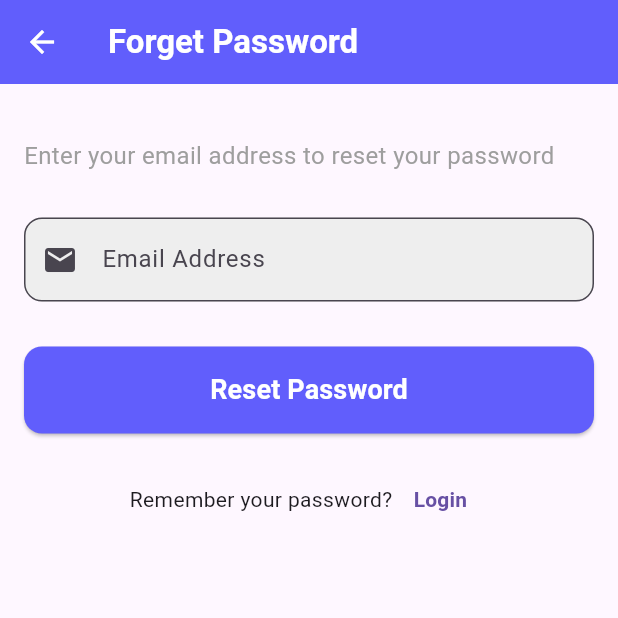
After one commit to shohan-dev/Final-Project-Product-Detect, a Flutter app: the screen it shows after launch, after a tap on "Forgot Password?", on a phone screen of 412 x 824 dp, the top half of it. The commit adds this screen. Run offline on Flutter 3.47's test engine with Material 3 defaults, Android fonts, the light colour scheme and no system bars; our stand-ins replace avatar_glow, cached_network_image, carousel_slider, cloud_firestore, dots_indicator, firebase_auth and 8 more; missing offline and left inert: google_ml_kit; accounts and stored records are empty.

Commit message:
Update Similar Image

```diff
--- a/lib/models/similar/widgets/send_image_button.dart
+++ b/lib/models/similar/widgets/send_image_button.dart
@@ -15,14 +15,14 @@ class SendImageButton extends StatelessWidget {
     return selectedImageBytes != null
         ? ElevatedButton(
             onPressed: onSendImage,
-            child: Text(
+            child:  Text(
               'Send Image',
               style: TextStyle(fontSize: 16, color: Colors.white),
             ),
             style: ElevatedButton.styleFrom(
-              backgroundColor: Color(0xFF615EFC),
+              backgroundColor: const Color(0xFF615EFC),
             ),
           )
-        : SizedBox.shrink();
+        : const SizedBox.shrink();
   }
 }
--- /dev/null
+++ b/lib/ui/forgetPassword.dart
@@ -0,0 +1,164 @@
+import 'package:cloud_firestore/cloud_firestore.dart';
+import 'package:firebase_auth/firebase_auth.dart';
+import 'package:flutter/cupertino.dart';
+import 'package:flutter/material.dart';
+import 'package:smart_shop/ui/AppColors.dart';
+
+class ForgetPassword extends StatefulWidget {
+  const ForgetPassword({super.key});
+
+  @override
+  _ForgetPasswordState createState() => _ForgetPasswordState();
+}
+
+class _ForgetPasswordState extends State<ForgetPassword> {
+  final TextEditingController _emailController = TextEditingController();
+  bool _isLoading = false;
+
+  // Firebase Auth instance
+  final FirebaseAuth _auth = FirebaseAuth.instance;
+
+  // Validate and send reset password link via Firebase Auth
+  void _resetPassword() async {
+    if (_emailController.text.isEmpty) {
+      // Display an error if email is empty
+      ScaffoldMessenger.of(context).showSnackBar(
+        const SnackBar(content: Text("Please enter your email address")),
+      );
+      return;
+    }
+
+    var usersdata =
+        await FirebaseFirestore.instance.collection('users-form-data').get();
+    bool emailExists = false;
+    for (var doc in usersdata.docs) {
+      if (doc.id == _emailController.text) {
+        emailExists = true;
+        break;
+      }
+    }
+
+    if (!emailExists) {
+      ScaffoldMessenger.of(context).showSnackBar(
+        const SnackBar(content: Text("Email not found")),
+      );
+      return;
+    }
+
+    setState(() {
+      _isLoading = true;
+    });
+
+    try {
+      await _auth.sendPasswordResetEmail(email: _emailController.text);
+      setState(() {
+        _isLoading = false;
+      });
+
+      // Display success message
+      ScaffoldMessenger.of(context).showSnackBar(
+        const SnackBar(content: Text("Password reset link sent!")),
+      );
+    } catch (e) {
+      setState(() {
+        _isLoading = false;
+      });
+
+      // Handle error
+      ScaffoldMessenger.of(context).showSnackBar(
+        SnackBar(content: Text("Error: ${e.toString()}")),
+      );
+    }
+  }
+
+  @override
+  Widget build(BuildContext context) {
+    return Scaffold(
+      appBar: AppBar(
+        leading: IconButton(
+          icon: const Icon(Icons.arrow_back, color: Colors.white),
+          onPressed: () {
+            Navigator.pop(context); // Go back to login
+          },
+        ),
+        backgroundColor: AppColors.deep_blue,
+        title: const Text(
+          "Forget Password",
+          style: TextStyle(
+            fontWeight: FontWeight.bold,
+            color: Colors.white,
+          ),
+        ),
+        elevation: 0,
+      ),
+      body: Padding(
+        padding: const EdgeInsets.all(16.0),
+        child: SingleChildScrollView(
+          child: Column(
+            crossAxisAlignment: CrossAxisAlignment.start,
+            children: [
+              const SizedBox(height: 20),
+              const Text(
+                "Enter your email address to reset your password",
+                style: TextStyle(fontSize: 16, color: Colors.grey),
+              ),
+              const SizedBox(height: 30),
+              TextFormField(
+                controller: _emailController,
+                keyboardType: TextInputType.emailAddress,
+                decoration: InputDecoration(
+                  labelText: "Email Address",
+                  hintText: "Enter your email",
+                  prefixIcon: const Icon(Icons.email),
+                  border: OutlineInputBorder(
+                    borderRadius: BorderRadius.circular(12.0),
+                  ),
+                  filled: true,
+                  fillColor: Colors.grey[200],
+                ),
+              ),
+              const SizedBox(height: 30),
+              _isLoading
+                  ? const Center(child: CircularProgressIndicator())
+                  : ElevatedButton(
+                      onPressed: _resetPassword,
+                      style: ElevatedButton.styleFrom(
+                        backgroundColor: AppColors.deep_blue,
+                        padding: const EdgeInsets.symmetric(vertical: 16),
+                        shape: RoundedRectangleBorder(
+                          borderRadius: BorderRadius.circular(12.0),
+                        ),
+                        minimumSize: const Size(
+                            double.infinity, 50), // Full width button
+                      ),
+                      child: const Text(
+                        "Reset Password",
+                        style: TextStyle(
+                            fontSize: 18,
+                            color: Colors.white,
+                            fontWeight: FontWeight.bold),
+                      ),
+                    ),
+              const SizedBox(height: 20),
+              Row(
+                mainAxisAlignment: MainAxisAlignment.center,
+                children: [
+                  const Text("Remember your password?"),
+                  TextButton(
+                    onPressed: () {
+                      Navigator.pop(context); // Go back to login
+                    },
+                    child: const Text(
+                      "Login",
+                      style: TextStyle(fontWeight: FontWeight.bold),
+                    ),
+                  ),
+                ],
+              ),
+            ],
+          ),
+        ),
+      ),
+    );
+  }
+}
--- a/lib/ui/login_screen.dart
+++ b/lib/ui/login_screen.dart
@@ -3,6 +3,7 @@ import 'package:flutter/cupertino.dart';
 import 'package:flutter/material.dart';
 import 'package:smart_shop/ui/AppColors.dart';
 import 'package:smart_shop/ui/bottom_nav_controller.dart';
+import 'package:smart_shop/ui/forgetPassword.dart';
 import 'package:smart_shop/ui/registration_screen.dart';
 import 'package:flutter_screenutil/flutter_screenutil.dart';
 import 'package:fluttertoast/fluttertoast.dart';
@@ -81,7 +82,7 @@ class _LoginScreenState extends State<LoginScreen> {
                   children: [
                     Text(
                       "Welcome Back",
-                      style: TextStyle(fontSize: 28.sp, color: Colors.black),
+                      style: TextStyle(fontSize: 28.sp, color: Colors.white),
                     ),
                   ],
                 ),
@@ -219,6 +220,32 @@ class _LoginScreenState extends State<LoginScreen> {
                             ),
                           ],
                         ),
+                        // forgot password
+                        Row(
+                          mainAxisAlignment: MainAxisAlignment.end,
+                          children: [
+                            GestureDetector(
+                              child: Padding(
+                                padding: EdgeInsets.only(top: 10.h),
+                                child: Text(
+                                  "Forgot Password?",
+                                  style: TextStyle(
+                                    fontSize: 13.sp,
+                                    fontWeight: FontWeight.w600,
+                                    color: AppColors.deep_blue,
+                                  ),
+                                ),
+                              ),
+                              onTap: () {
+                                Navigator.push(
+                                    context,
+                                    CupertinoPageRoute(
+                                        builder: (context) =>
+                                            const ForgetPassword()));
+                              },
+                            ),
+                          ],
+                        ),
 
                         SizedBox(
                           height: 50.h,
--- a/lib/ui/splash_screen.dart
+++ b/lib/ui/splash_screen.dart
@@ -25,7 +25,7 @@ class _SplashScreenState extends State<SplashScreen> {
   void _checkUserLoginStatus() {
     Timer(
       const Duration(seconds: 2),
-          () {
+      () {
         User? user = FirebaseAuth.instance.currentUser;
 
         // If the user is logged in, go to the BottomNavController (home screen)
@@ -64,9 +64,9 @@ class _SplashScreenState extends State<SplashScreen> {
                   ),
                   SizedBox(height: 10.h),
                   Text(
-                    "My Smart Shop",
+                    "Smart Shop",
                     style: TextStyle(
-                      color: Colors.black,
+                      color: Colors.white,
                       fontWeight: FontWeight.w600,
                       fontSize: 40.sp,
                     ),
```
Also changed, not shown: lib/models/similar/similar.dart (+101 -7 lines), lib/ui/home/home.dart (+10 -6 lines), lib/ui/product_details_screen.dart (+2 -5 lines), lib/ui/profile.dart (+9 -0 lines).
